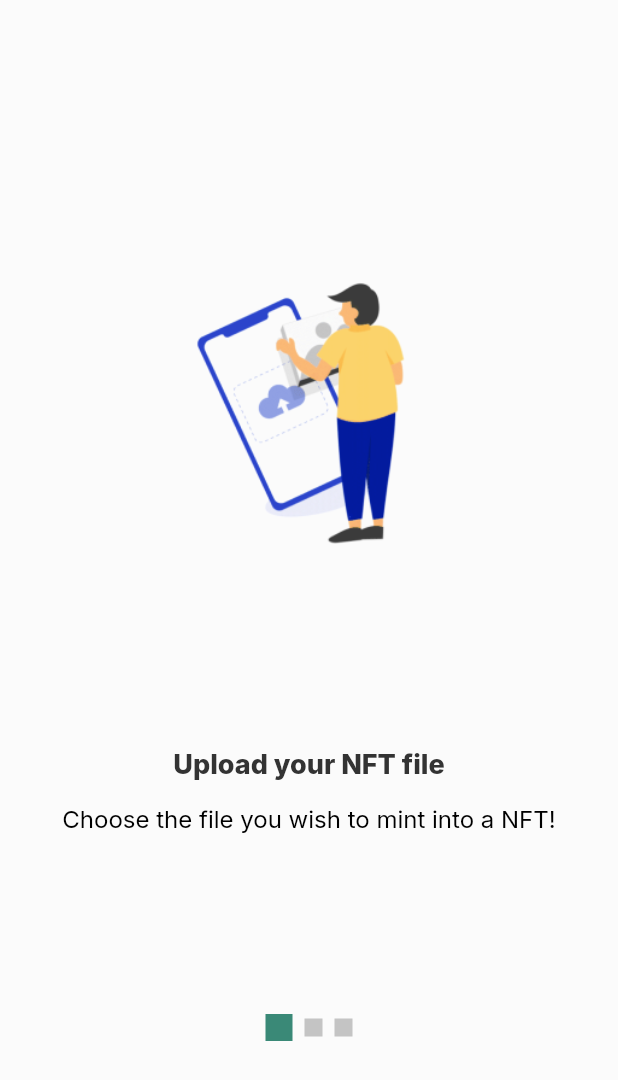
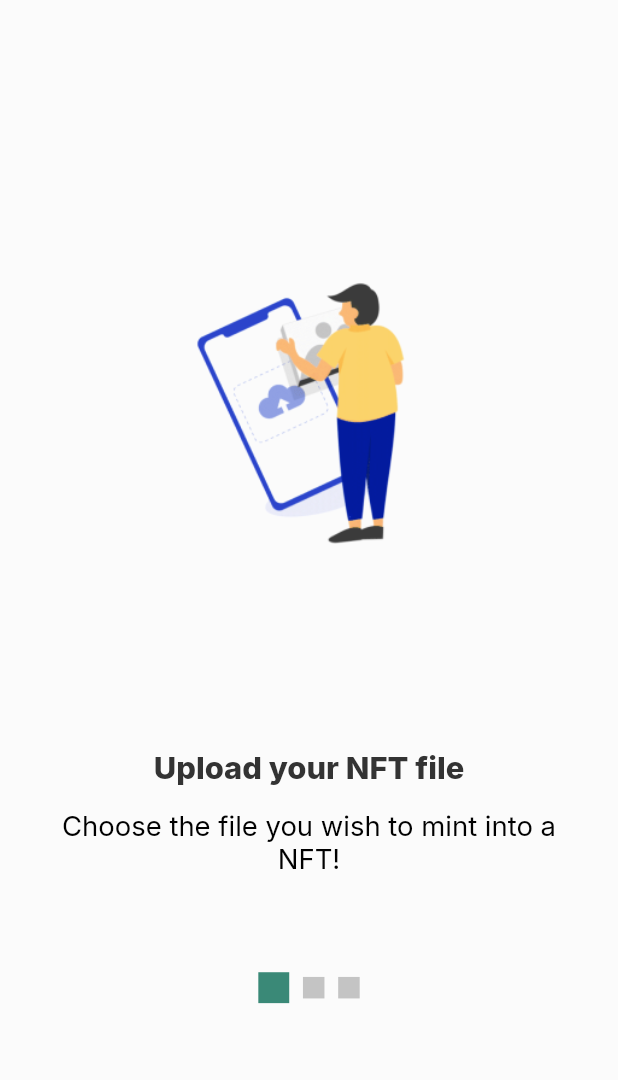
Before and after one commit to Pylons-tech/easel_flutter, a Flutter app: the TutorialScreen screen opened directly, on a phone screen of 412 x 824 dp. Shown: the top 1080 px of the screen. Run offline on Flutter 3.47's test engine with Material 2 defaults, Android fonts, the phone set to English and light mode, and no system bars; our stand-ins replace audio_video_progress_bar, dio, file_picker, fixnum, flutter_screenutil, flutter_svg and 8 more; missing offline and left inert: media_info, model_viewer_plus, pylons_sdk, steps_indicator; accounts and stored records are empty; statements that could not run were skipped.

Commit message:
review issue fixes

```diff
--- a/lib/screens/tutorial_screen.dart
+++ b/lib/screens/tutorial_screen.dart
@@ -24,7 +24,7 @@ class _TutorialScreenState extends State<TutorialScreen> {
                     item['image'],
                     fit: BoxFit.contain,
                   )),
-              if (kTutorialItems.indexOf(item) == 2) ...[
+              if (kTutorialItems.indexOf(item) == kTutorialItems.length - 1) ...[
                 SizedBox(
                   height: 0.15.sh,
                   child: Align(
@@ -32,8 +32,8 @@ class _TutorialScreenState extends State<TutorialScreen> {
                     child: GestureDetector(
                       child: Container(
                         alignment: Alignment.center,
-                        margin: const EdgeInsets.only(right: 10, bottom: 2),
-                        padding: const EdgeInsets.only(bottom: 8),
+                        margin: EdgeInsets.only(right: 10.w, bottom: 2.h),
+                        padding: EdgeInsets.only(bottom: 8.h),
                         width: 0.17.sh,
                         height: 0.08.sh,
                         decoration: const BoxDecoration(
@@ -41,26 +41,26 @@ class _TutorialScreenState extends State<TutorialScreen> {
                               image: AssetImage(kTooltipBalloon),
                               fit: BoxFit.contain),
                         ),
-                        child: const Text(
+                        child: Text(
                           kWhyAppNeeded,
                           style: TextStyle(
-                              fontSize: 12.0,
+                              fontSize: 12.sp,
                               fontWeight: FontWeight.w400,
                               color: EaselAppTheme.kWhite),
                         ),
                       ),
                       onTap: () {
-                        print("clicked bubble!");
+                        /// To-Do: bottom drawer that explains why the pylons app is required
                       },
                     ),
                   ),
                 ),
                 RichText(
                   text: TextSpan(
-                    style: const TextStyle(
-                        fontSize: 18.0,
+                    style: TextStyle(
+                        fontSize: 18.sp,
                         fontWeight: FontWeight.w800,
-                        color: Color(0xFF333333)),
+                        color: EaselAppTheme.kDartGrey),
                     children: <TextSpan>[
                       TextSpan(text: item['header']),
                       TextSpan(
@@ -73,19 +73,19 @@ class _TutorialScreenState extends State<TutorialScreen> {
               ] else ...[
                 SizedBox(height: 0.15.sh),
                 Text(item['header'],
-                    style: const TextStyle(
-                        fontSize: 18.0,
+                    style: TextStyle(
+                        fontSize: 18.sp,
                         fontWeight: FontWeight.w800,
-                        color: Color(0xFF333333)),
+                        color: EaselAppTheme.kDartGrey),
                     textAlign: TextAlign.center),
               ],
               const SizedBox(height: 15),
               Container(
-                  padding: const EdgeInsets.symmetric(horizontal: 20.0),
+                  padding: EdgeInsets.symmetric(horizontal: 20.w),
                   child: Text(item['description'],
-                      style: const TextStyle(
+                      style: TextStyle(
                           color: Colors.black,
-                          fontSize: 16.0,
+                          fontSize: 16.sp,
                           fontWeight: FontWeight.w400),
                       textAlign: TextAlign.center)),
             ],
@@ -95,9 +95,9 @@ class _TutorialScreenState extends State<TutorialScreen> {
   List<Widget> indicator() => List<Widget>.generate(
       slides.length,
       (index) => Container(
-            margin: const EdgeInsets.symmetric(horizontal: 4.0),
-            height: currentPage.round() == index ? 18.0 : 12.0,
-            width: currentPage.round() == index ? 18.0 : 12.0,
+            margin: EdgeInsets.symmetric(horizontal: 4.w),
+            height: currentPage.round() == index ? 18.w : 12.h,
+            width: currentPage.round() == index ? 18.w : 12.h,
             decoration: BoxDecoration(
               color: currentPage.round() == index
                   ? getColorPerPage(index)
@@ -147,8 +147,8 @@ class _TutorialScreenState extends State<TutorialScreen> {
           Align(
               alignment: Alignment.bottomCenter,
               child: Container(
-                margin: const EdgeInsets.only(bottom: 120.0),
-                padding: const EdgeInsets.symmetric(vertical: 10.0),
+                margin: EdgeInsets.only(bottom: 120.h),
+                padding: EdgeInsets.symmetric(vertical: 10.h),
                 child: Row(
                   mainAxisAlignment: MainAxisAlignment.center,
                   children: indicator(),
@@ -156,7 +156,7 @@ class _TutorialScreenState extends State<TutorialScreen> {
               )
               //  ),
               ),
-          if (currentPage.round() == 2) ...[
+          if (currentPage.round() == slides.length - 1) ...[
             Align(
                 alignment: Alignment.bottomRight,
                 child: Container(
--- a/lib/utils/easel_app_theme.dart
+++ b/lib/utils/easel_app_theme.dart
@@ -5,6 +5,7 @@ class EaselAppTheme {
   static const Color kWhite = Color(0xFFFFFFFF);
   static const Color kGrey = Color(0xFF8D8C8C);
   static const Color kLightGrey = Color(0xFFC4C4C4);
+  static const Color kDartGrey = Color(0xFF333333);
   static const Color kBlack = Colors.black;
   static const Color kBlue = Color(0xFF1212C4);
   static const Color kDarkText = Color(0xFF080830);
```
